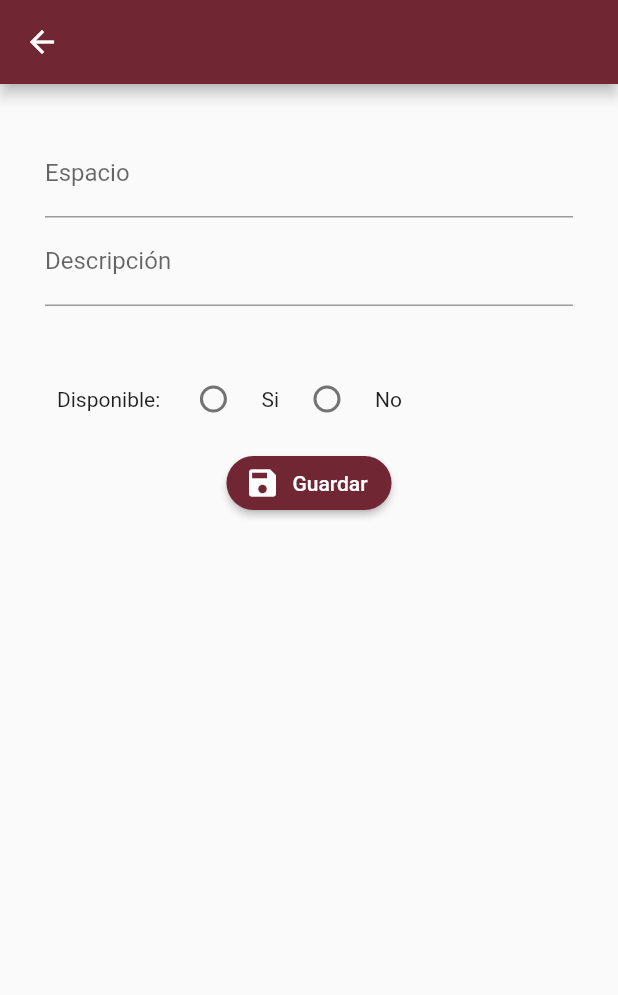
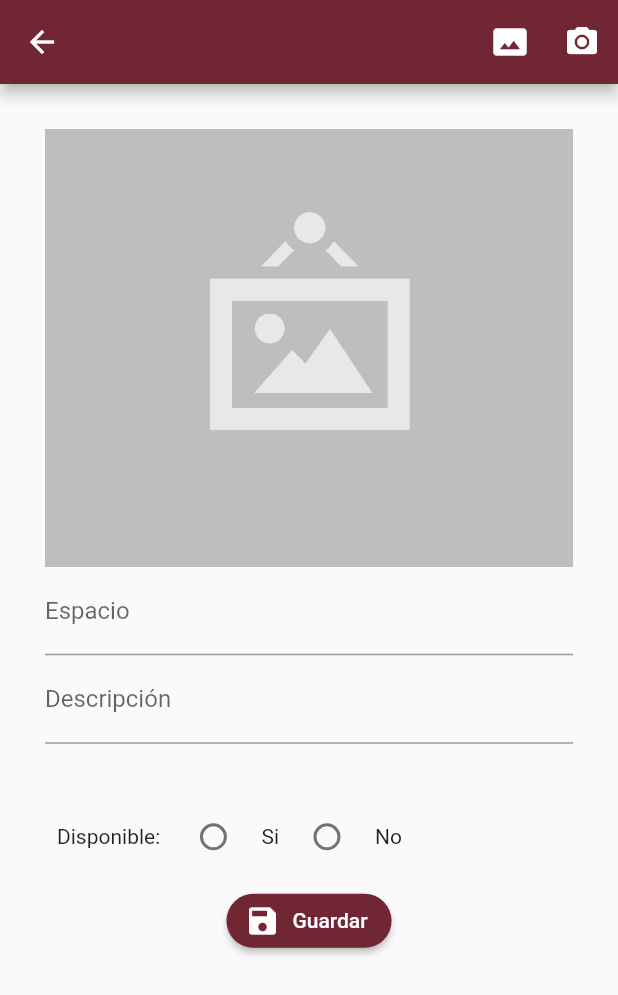
Before and after one commit to Marco-Chi-Castillo/app_flutter, a Flutter app: the EspacioDetalle screen opened directly with empty values, after a tap on the "edit" icon, on a phone screen of 412 x 824 dp. Shown: the top 995 px of the screen. Run offline on Flutter 3.47's test engine with Material 2 defaults, Android fonts, the phone set to English and light mode, and no system bars; our stand-ins replace image_picker; project files that could hold a hidden picture were left out.

Commit message:
Añadir imágenes desde la galeria o con la cámara

```diff
--- a/lib/src/pages/espacio_Formulario_page.dart
+++ b/lib/src/pages/espacio_Formulario_page.dart
@@ -1,5 +1,8 @@
+import 'dart:io';
+
 import 'package:flutter/material.dart';
 import 'package:reservaciones_app/src/utils/paletaColor_util.dart';
+import 'package:image_picker/image_picker.dart';
 
 class FormEspacioPage extends StatefulWidget {
   @override
@@ -7,6 +10,8 @@ class FormEspacioPage extends StatefulWidget {
 }
 
 class _FormEspacioPageState extends State<FormEspacioPage> {
+  File foto;
+  String fotoUrl;
   int selectedRadio;
 
   @override
@@ -23,15 +28,28 @@ class _FormEspacioPageState extends State<FormEspacioPage> {
 
   @override
   Widget build(BuildContext context) {
+    //final dynamic espacio = ModalRoute.of(context).settings.arguments;
     return Container(
       child: Scaffold(
-        appBar: AppBar(),
+        appBar: AppBar(
+          actions: <Widget>[
+            IconButton(
+              icon: Icon(Icons.photo_size_select_actual),
+              onPressed: _seleccionarFoto,
+            ),
+            IconButton(
+              icon: Icon(Icons.camera_alt),
+              onPressed: _tomarFoto,
+            ),
+          ],
+        ),
         body: SingleChildScrollView(
           child: Container(
             padding: EdgeInsets.all(30.0),
             child: Form(
               child: Column(
                 children: <Widget>[
+                  _mostrarFoto(),
                   _inputNombre(),
                   _inputDescripcion(),
                   SizedBox(height: 30.0),
@@ -44,6 +62,47 @@ class _FormEspacioPageState extends State<FormEspacioPage> {
         ),
       ),
     );
+  }
+
+  //Donde se almacena la foto
+  Widget _mostrarFoto() {
+    if (fotoUrl != null) {
+      return Container();
+    } else {
+      if (foto != null) {
+        return Image.file(foto, height: 300.0, fit: BoxFit.cover);
+      }
+      return Image.asset('assets/images/no-image.png');
+    }
+  }
+
+  _seleccionarFoto() async {
+    /*foto = await ImagePicker.pickImage(source: ImageSource.gallery);
+    if (foto != null) {
+      //Limpieza
+    }
+
+    setState(() {});*/
+    _procesarImagen(ImageSource.gallery);
+  }
+
+  _tomarFoto() async {
+    /*foto = await ImagePicker.pickImage(source: ImageSource.camera);
+    if (foto != null) {
+      //Limpieza
+    }
+
+    setState(() {});*/
+    _procesarImagen(ImageSource.camera);
+  }
+
+  _procesarImagen(ImageSource origen) async {
+    foto = await ImagePicker.pickImage(source: origen);
+
+    if (foto != null) {
+      //Limpieza
+    }
+    setState(() {});
   }
 
   Widget _inputNombre() {
--- a/lib/src/pages/espacio_detalle_page.dart
+++ b/lib/src/pages/espacio_detalle_page.dart
@@ -1,6 +1,10 @@
+//import 'dart:io';
+
 import 'package:flutter/material.dart';
 
 class EspacioDetalle extends StatelessWidget {
+  /*File foto = new File('assets/im.jpg');
+  String fotoUrl;*/
   @override
   Widget build(BuildContext context) {
     final dynamic espacio = ModalRoute.of(context).settings.arguments;
@@ -20,8 +24,10 @@ class EspacioDetalle extends StatelessWidget {
                 onPressed: () => _alertDelete(context))
           ],
         ),
-        body: Column(
-          children: _detallesEspacio(espacio),
+        body: SingleChildScrollView(
+          child: Column(
+            children: _detallesEspacio(espacio),
+          ),
         ),
       ),
     );
@@ -29,6 +35,16 @@ class EspacioDetalle extends StatelessWidget {
 
   List<Widget> _detallesEspacio(dynamic espacio) {
     final List<Widget> items = [
+      Container(
+        child: Column(
+          children: <Widget>[
+            Image.asset(espacio['fotoUrl'], //'assets/im2.jpg',
+                height: 300.0,
+                fit: BoxFit.cover), //_mostrarFotod(),
+          ],
+        ),
+      ),
+      //Image.asset('assets/im$url.jpg'),
       SizedBox(
         height: 30.0,
       ),
@@ -60,6 +76,17 @@ class EspacioDetalle extends StatelessWidget {
     return items;
   }
 
+  /*Widget _mostrarFotod() {
+    if (fotoUrl != null) {
+      return Container();
+    } else {
+      if (foto != null) {
+        return Image.file(foto, height: 300.0, fit: BoxFit.cover);
+      }
+      return Image.asset('assets/im2.jpg', height: 300.0, fit: BoxFit.cover);
+    }
+  }*/
+
   void _alertDelete(BuildContext context) {
     showDialog(
       context: context,
--- a/pubspec.yaml
+++ b/pubspec.yaml
@@ -27,6 +27,7 @@ dependencies:
   # The following adds the Cupertino Icons font to your application.
   # Use with the CupertinoIcons class for iOS style icons.
   cupertino_icons: ^1.0.0
+  image_picker:
 
 dev_dependencies:
   flutter_test:
@@ -44,7 +45,8 @@ flutter:
 
   # To add assets to your application, add an assets section, like this:
   assets:
-    - assets/images/logo_itsva.png
+    - assets/images/
+    - assets/
     - data/
 
   # An image asset can refer to one or more resolution-specific "variants", see
```
Also changed, not shown: data/lista_espacios.json (+18 -9 lines), assets/im.jpg (added), assets/im0.jpg (added), assets/im2.jpg (added), assets/im3.jpg (added), assets/im4.jpg (added), assets/im5.jpg (added), assets/im6.jpg (added), assets/im7.jpg (added), assets/im8.jpg (added), assets/im9.jpg (added), assets/images/jar-loading.gif (added), assets/images/no-image.png (added), pubspec.lock, 2 other files.
